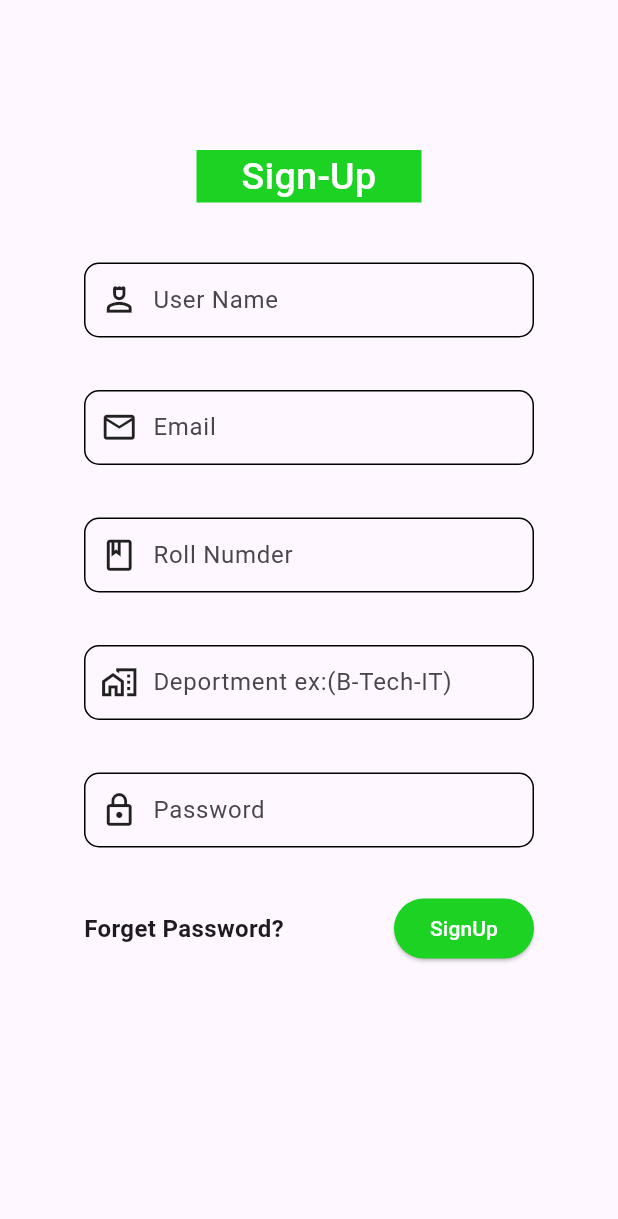
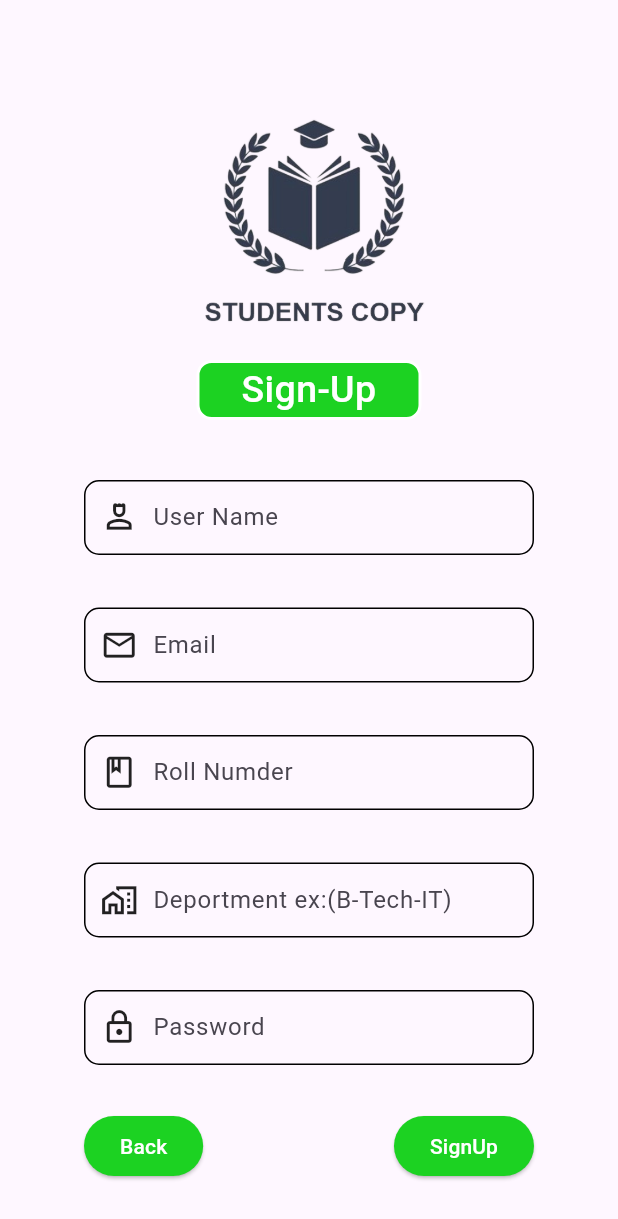
Before and after one commit to URATBI/Book_eshop, a Flutter app: the screen it shows after launch, after a tap on "SignUp?", on a phone screen of 412 x 824 dp. Shown: the top 1219 px of the screen. Run offline on Flutter 3.47's test engine with Material 3 defaults, Android fonts, the phone set to English and light mode, and no system bars; our stand-ins replace cloud_firestore, firebase_auth, firebase_core; accounts and stored records are empty.

Commit message:
logo image

```diff
--- a/lib/Auth_pages/login.dart
+++ b/lib/Auth_pages/login.dart
@@ -50,29 +50,30 @@ class _LoginState extends State<Login> {
       child: Column(
         children: [
           const SizedBox(
-            height: 100.0,
+            height: 110.0,
           ),
-          const SizedBox(
-            width: double.infinity,
-            child: Text(
-              "WELCOME YOU!!",
-              textAlign: TextAlign.center,
-              style: TextStyle(
-                fontSize: 30,
-                fontWeight: FontWeight.w500,
-                decorationStyle: TextDecorationStyle.dashed,
-                decorationThickness: 5.0,
+          Center(
+            child: Container(
+              width: 230,
+              height: 230,
+              child: Image(
+                image: AssetImage('assets/logo.png'),
+                fit: BoxFit.cover,
               ),
             ),
-          ),
-          const SizedBox(
-            height: 30.0,
           ),
           Center(
             child: Container(
               width: 150.0,
-              height: 35.0,
-              color: const Color.fromARGB(255, 28, 210, 34),
+              height: 40.0,
+              decoration: BoxDecoration(
+                color: const Color.fromARGB(255, 28, 210, 34),
+                borderRadius: BorderRadius.circular(10),
+                border: Border.all(
+                  color: Colors.white,
+                  width: 2,
+                ),
+              ),
               child: const Center(
                 child: Text(
                   "Login",
@@ -87,7 +88,7 @@ class _LoginState extends State<Login> {
             ),
           ),
           const SizedBox(
-            height: 40.0,
+            height: 30.0,
           ),
           Center(
             child: Container(
@@ -212,6 +213,7 @@ class _LoginState extends State<Login> {
             child: Container(
               width: 250.0,
               child: Row(
+                mainAxisAlignment: MainAxisAlignment.center,
                 children: [
                   Text(
                     "If you are new ",
--- a/lib/Auth_pages/signup.dart
+++ b/lib/Auth_pages/signup.dart
@@ -3,6 +3,7 @@ import 'package:firebase_auth/firebase_auth.dart';
 import 'package:flutter/material.dart';
 import 'package:studentscopy/Auth_pages/login.dart';
 
+import '../pages/Home.dart';
 import '../user_data/data.dart';
 
 class Signup extends StatefulWidget {
@@ -43,7 +44,7 @@ class _SignupState extends State<Signup> {
       await _storeUserData(user!.uid);
       Navigator.pushReplacement(
         context,
-        MaterialPageRoute(builder: (context) => Login()),
+        MaterialPageRoute(builder: (context) => Home()),
       );
     } catch (e) {
       print("Error during signup: $e");
@@ -77,13 +78,30 @@ class _SignupState extends State<Signup> {
       child: Column(
         children: [
           const SizedBox(
-            height: 100.0,
+            height: 60.0,
+          ),
+          Center(
+            child: Container(
+              width: 180,
+              height: 180,
+              child: Image(
+                image: AssetImage('assets/logo.png'),
+                fit: BoxFit.cover,
+              ),
+            ),
           ),
           Center(
             child: Container(
               width: 150.0,
-              height: 35.0,
-              color: const Color.fromARGB(255, 28, 210, 34),
+              height: 40.0,
+              decoration: BoxDecoration(
+                color: const Color.fromARGB(255, 28, 210, 34),
+                borderRadius: BorderRadius.circular(10),
+                border: Border.all(
+                  color: Colors.white,
+                  width: 2,
+                ),
+              ),
               child: const Center(
                 child: Text(
                   "Sign-Up",
@@ -287,11 +305,21 @@ class _SignupState extends State<Signup> {
               child: Row(
                 mainAxisAlignment: MainAxisAlignment.spaceBetween,
                 children: [
-                  const Text(
-                    "Forget Password?",
-                    style: TextStyle(
-                      fontSize: 16,
-                      fontWeight: FontWeight.bold,
+                  ElevatedButton(
+                    style: ButtonStyle(
+                      backgroundColor: MaterialStateProperty.all<Color>(
+                          const Color.fromARGB(255, 28, 210, 34)),
+                    ),
+                    onPressed: () {
+                      Navigator.pushReplacement(
+                        context,
+                        MaterialPageRoute(builder: (context) => Login()),
+                      );
+                    },
+                    child: const Text(
+                      'Back',
+                      style:
+                          TextStyle(color: Color.fromARGB(255, 255, 255, 255)),
                     ),
                   ),
                   ElevatedButton(
--- a/pubspec.yaml
+++ b/pubspec.yaml
@@ -62,9 +62,8 @@ flutter:
   uses-material-design: true
 
   # To add assets to your application, add an assets section, like this:
-  # assets:
-  #   - images/a_dot_burr.jpeg
-  #   - images/a_dot_ham.jpeg
+  assets:
+    - assets/logo.png
 
   # An image asset can refer to one or more resolution-specific "variants", see
   # https://flutter.dev/assets-and-images/#resolution-aware
```
Also changed, not shown: assets/logo.png (added).
